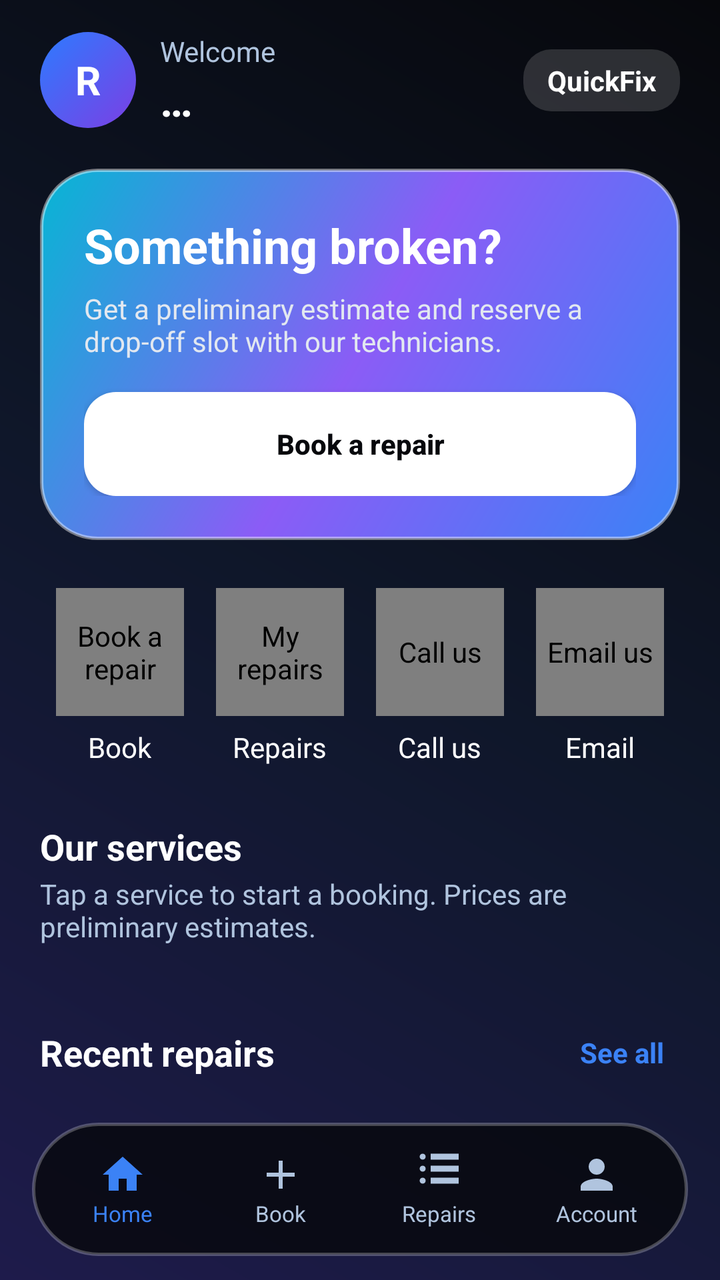
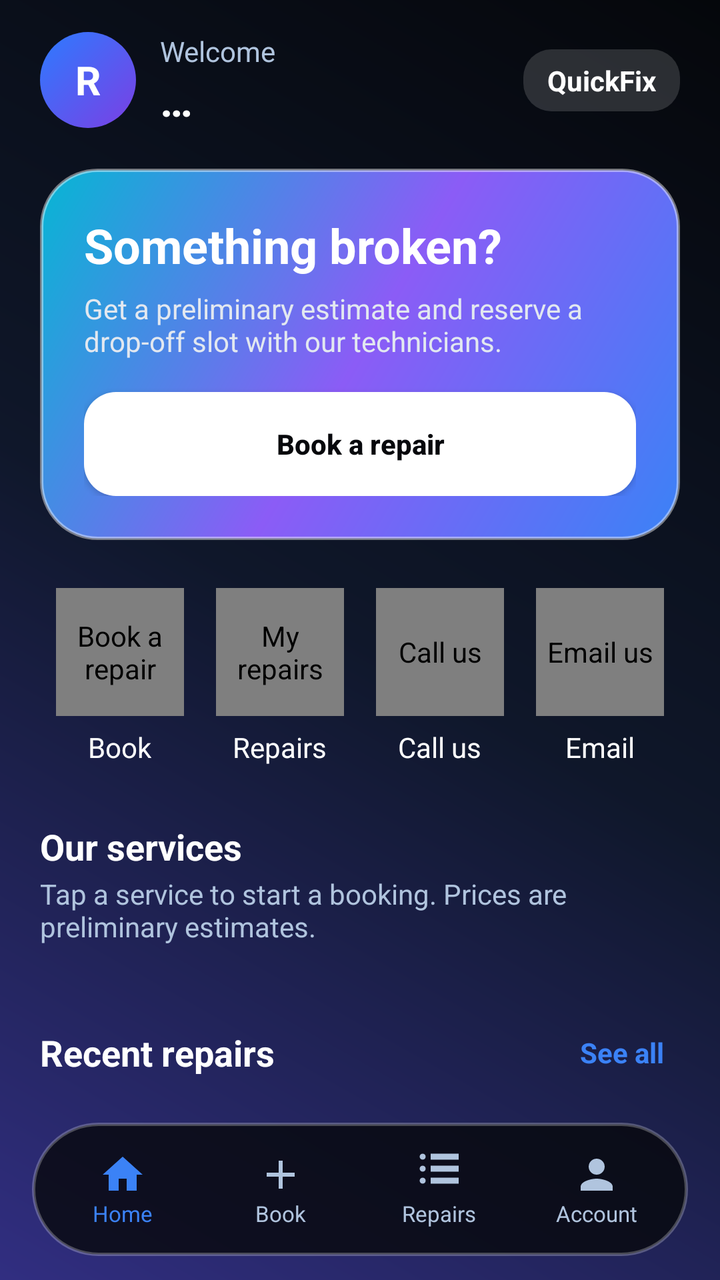

An Android layout rendered at two revisions. The XML below is the earlier revision; the diff shows what the commit changed to produce the second picture.
<!-- AndroidManifest.xml: application theme Theme.RepairMate -->
<!-- res/layout/activity_dashboard.xml -->
<?xml version="1.0" encoding="utf-8"?>
<LinearLayout xmlns:android="http://schemas.android.com/apk/res/android"
    xmlns:app="http://schemas.android.com/apk/res-auto"
    android:layout_width="match_parent" android:layout_height="match_parent"
    android:orientation="vertical" android:fitsSystemWindows="true">

    <ScrollView android:id="@+id/scrollView" android:layout_width="match_parent" android:layout_height="0dp" android:layout_weight="1"
        android:scrollbars="none" android:overScrollMode="never">
        <LinearLayout android:layout_width="match_parent" android:layout_height="wrap_content"
            android:orientation="vertical" android:paddingHorizontal="20dp" android:paddingTop="16dp" android:paddingBottom="24dp">

            
            <LinearLayout android:layout_width="match_parent" android:layout_height="wrap_content"
                android:orientation="horizontal" android:gravity="center_vertical">
                <TextView android:id="@+id/tvAvatar" android:layout_width="48dp" android:layout_height="48dp"
                    android:gravity="center" android:background="@drawable/bg_circle_grad" android:text="R"
                    android:textColor="@color/qf_white" android:textStyle="bold" android:textSize="20sp" />
                <LinearLayout android:layout_width="0dp" android:layout_height="wrap_content" android:layout_weight="1"
                    android:orientation="vertical" android:layout_marginStart="12dp">
                    <TextView android:id="@+id/tvGreeting" style="@style/Body" android:text="Welcome" />
                    <TextView android:id="@+id/tvName" style="@style/Heading" android:textSize="22sp" android:text="…" />
                </LinearLayout>
                <TextView style="@style/Body" android:text="QuickFix" android:textColor="@color/qf_white"
                    android:textStyle="bold" android:background="@drawable/bg_chip" android:paddingHorizontal="12dp" android:paddingVertical="6dp" />
            </LinearLayout>

            
            <FrameLayout android:layout_width="match_parent" android:layout_height="wrap_content"
                android:layout_marginTop="20dp" android:background="@drawable/bg_hero" android:padding="22dp">

                <LinearLayout android:id="@+id/cardActive" android:layout_width="match_parent" android:layout_height="wrap_content"
                    android:orientation="vertical" android:visibility="gone">
                    <TextView style="@style/Body" android:text="ACTIVE REPAIR" android:textColor="@color/qf_text2"
                        android:textSize="12sp" android:letterSpacing="0.12" android:textStyle="bold" />
                    <TextView android:id="@+id/tvHeroTicket" style="@style/Heading" android:textSize="24sp" android:layout_marginTop="4dp" />
                    <TextView android:id="@+id/tvHeroDevice" style="@style/Body" android:textColor="@color/qf_text2" android:layout_marginTop="2dp" />
                    <TextView android:id="@+id/tvHeroStatus" style="@style/Body" android:textColor="@color/qf_white" android:textStyle="bold"
                        android:background="@drawable/bg_chip" android:paddingHorizontal="12dp" android:paddingVertical="6dp" android:layout_marginTop="14dp" />
                    <com.google.android.material.progressindicator.LinearProgressIndicator android:id="@+id/heroProgress"
                        android:layout_width="match_parent" android:layout_height="wrap_content" android:layout_marginTop="16dp"
                        app:trackThickness="8dp" app:trackCornerRadius="4dp" app:trackColor="#40FFFFFF" app:indicatorColor="@color/qf_white" />
                    <TextView android:id="@+id/tvHeroStep" style="@style/Body" android:textColor="@color/qf_text2" android:layout_marginTop="8dp" />
                    <Button android:id="@+id/btnHeroTrack" android:layout_width="match_parent" android:layout_height="52dp"
                        android:layout_marginTop="16dp" android:text="Track repair" android:background="@drawable/bg_pill_light"
                        app:backgroundTint="@null" android:textColor="@color/qf_black" android:textAllCaps="false" android:textStyle="bold" />
                </LinearLayout>

                <LinearLayout android:id="@+id/cardEmpty" android:layout_width="match_parent" android:layout_height="wrap_content"
                    android:orientation="vertical">
                    <TextView style="@style/Heading" android:text="Something broken?" android:textSize="24sp" />
                    <TextView style="@style/Body" android:textColor="@color/qf_text2" android:layout_marginTop="6dp"
                        android:text="Get a preliminary estimate and reserve a drop-off slot with our technicians." />
                    <Button android:id="@+id/btnHeroBook" android:layout_width="match_parent" android:layout_height="52dp"
                        android:layout_marginTop="16dp" android:text="Book a repair" android:background="@drawable/bg_pill_light"
                        app:backgroundTint="@null" android:textColor="@color/qf_black" android:textAllCaps="false" android:textStyle="bold" />
                </LinearLayout>
            </FrameLayout>

            
            <LinearLayout android:layout_width="match_parent" android:layout_height="wrap_content"
                android:orientation="horizontal" android:weightSum="4" android:layout_marginTop="24dp">
                <LinearLayout android:layout_width="0dp" android:layout_height="wrap_content" android:layout_weight="1"
                    android:orientation="vertical" android:gravity="center">
                    <com.example.therepairmate.ui.GlassIconView android:id="@+id/iconBook" android:layout_width="64dp" android:layout_height="64dp"
                        android:contentDescription="Book a repair" app:glassIcon="@drawable/ic_add" app:glassTint="#2D7BFF" />
                    <TextView style="@style/Body" android:text="Book" android:textColor="@color/qf_white" android:layout_marginTop="6dp" />
                </LinearLayout>
                <LinearLayout android:layout_width="0dp" android:layout_height="wrap_content" android:layout_weight="1"
                    android:orientation="vertical" android:gravity="center">
                    <com.example.therepairmate.ui.GlassIconView android:id="@+id/iconRepairs" android:layout_width="64dp" android:layout_height="64dp"
                        android:contentDescription="My repairs" app:glassIcon="@drawable/ic_list" app:glassTint="#7B3FE4" />
                    <TextView style="@style/Body" android:text="Repairs" android:textColor="@color/qf_white" android:layout_marginTop="6dp" />
                </LinearLayout>
                <LinearLayout android:layout_width="0dp" android:layout_height="wrap_content" android:layout_weight="1"
                    android:orientation="vertical" android:gravity="center">
                    <com.example.therepairmate.ui.GlassIconView android:id="@+id/iconCall" android:layout_width="64dp" android:layout_height="64dp"
                        android:contentDescription="Call us" app:glassIcon="@drawable/ic_phone" app:glassTint="#2D7BFF" />
                    <TextView style="@style/Body" android:text="Call us" android:textColor="@color/qf_white" android:layout_marginTop="6dp" />
                </LinearLayout>
                <LinearLayout android:layout_width="0dp" android:layout_height="wrap_content" android:layout_weight="1"
                    android:orientation="vertical" android:gravity="center">
                    <com.example.therepairmate.ui.GlassIconView android:id="@+id/iconMail" android:layout_width="64dp" android:layout_height="64dp"
                        android:contentDescription="Email us" app:glassIcon="@drawable/ic_mail" app:glassTint="#7B3FE4" />
                    <TextView style="@style/Body" android:text="Email" android:textColor="@color/qf_white" android:layout_marginTop="6dp" />
                </LinearLayout>
            </LinearLayout>

            
            <TextView style="@style/SectionTitle" android:text="Our services" android:layout_marginTop="28dp" />
            <TextView style="@style/Body" android:text="Tap a service to start a booking. Prices are preliminary estimates." android:layout_marginTop="2dp" />
            <HorizontalScrollView android:layout_width="match_parent" android:layout_height="wrap_content"
                android:scrollbars="none" android:layout_marginTop="12dp" android:overScrollMode="never">
                <LinearLayout android:id="@+id/servicesRow" android:layout_width="wrap_content" android:layout_height="wrap_content"
                    android:orientation="horizontal" />
            </HorizontalScrollView>

            
            <LinearLayout android:layout_width="match_parent" android:layout_height="wrap_content"
                android:orientation="horizontal" android:gravity="center_vertical" android:layout_marginTop="24dp">
                <TextView style="@style/SectionTitle" android:layout_width="0dp" android:layout_weight="1" android:text="Recent repairs" />
                <TextView android:id="@+id/tvSeeAll" style="@style/Body" android:text="See all" android:textColor="@color/qf_blue"
                    android:textStyle="bold" android:padding="8dp" />
            </LinearLayout>
            <LinearLayout android:id="@+id/recentList" android:layout_width="match_parent" android:layout_height="wrap_content"
                android:orientation="vertical" android:layout_marginTop="8dp" />
            <TextView android:id="@+id/tvNoRecent" style="@style/Body" android:text="No repairs yet. Book your first one above."
                android:visibility="gone" />

            
            <TextView style="@style/SectionTitle" android:text="How it works" android:layout_marginTop="24dp" />
            <LinearLayout android:layout_width="match_parent" android:layout_height="wrap_content"
                android:orientation="vertical" android:padding="18dp" android:layout_marginTop="10dp" android:background="@drawable/bg_glass_card">
                <TextView style="@style/Body" android:textColor="@color/qf_white" android:textStyle="bold" android:text="1 · Describe the problem" />
                <TextView style="@style/Body" android:text="Pick your device and issue to see a preliminary estimate." android:layout_marginBottom="12dp" />
                <TextView style="@style/Body" android:textColor="@color/qf_white" android:textStyle="bold" android:text="2 · Choose a time slot" />
                <TextView style="@style/Body" android:text="Reserve a weekday drop-off that suits you." android:layout_marginBottom="12dp" />
                <TextView style="@style/Body" android:textColor="@color/qf_white" android:textStyle="bold" android:text="3 · Track it live" />
                <TextView style="@style/Body" android:text="Follow every stage of your repair from your phone." />
            </LinearLayout>

            
            <LinearLayout android:layout_width="match_parent" android:layout_height="wrap_content"
                android:orientation="vertical" android:padding="18dp" android:layout_marginTop="16dp" android:background="@drawable/bg_glass_card">
                <TextView style="@style/SectionTitle" android:text="Need help?" />
                <TextView style="@style/Body" android:text="Store hours: Mon–Fri · 09:00–17:00" android:layout_marginTop="4dp" />
                <LinearLayout android:layout_width="match_parent" android:layout_height="wrap_content"
                    android:orientation="horizontal" android:layout_marginTop="14dp" android:weightSum="3">
                    <Button android:id="@+id/btnCall" android:layout_width="0dp" android:layout_weight="1" android:layout_height="52dp"
                        android:layout_marginEnd="4dp" android:text="Call" android:background="@drawable/bg_button"
                        app:backgroundTint="@null" android:textColor="@color/qf_white" android:textAllCaps="false" />
                    <Button android:id="@+id/btnWhatsapp" android:layout_width="0dp" android:layout_weight="1" android:layout_height="52dp"
                        android:layout_marginHorizontal="4dp" android:text="WhatsApp" android:background="@drawable/bg_button"
                        app:backgroundTint="@null" android:textColor="@color/qf_white" android:textAllCaps="false" />
                    <Button android:id="@+id/btnMail" android:layout_width="0dp" android:layout_weight="1" android:layout_height="52dp"
                        android:layout_marginStart="4dp" android:text="Email" android:background="@drawable/bg_chip"
                        app:backgroundTint="@null" android:textColor="@color/qf_white" android:textAllCaps="false" />
                </LinearLayout>
            </LinearLayout>

            <TextView style="@style/Body" android:text="The Repairmate · a QuickFix Tech Solutions product"
                android:layout_gravity="center_horizontal" android:layout_marginTop="24dp" android:textSize="12sp" />
        </LinearLayout>
    </ScrollView>

    
    <LinearLayout android:layout_width="match_parent" android:layout_height="wrap_content"
        android:orientation="horizontal" android:weightSum="4" android:padding="6dp"
        android:layout_marginHorizontal="16dp" android:layout_marginBottom="12dp" android:background="@drawable/bg_nav">
        <LinearLayout android:id="@+id/navHome" android:layout_width="0dp" android:layout_weight="1" android:layout_height="wrap_content"
            android:orientation="vertical" android:gravity="center" android:padding="8dp" android:clickable="true" android:focusable="true">
            <ImageView android:layout_width="24dp" android:layout_height="24dp" android:src="@drawable/ic_home"
                app:tint="@color/qf_blue" android:importantForAccessibility="no" />
            <TextView style="@style/Body" android:text="Home" android:textSize="11sp" android:textColor="@color/qf_blue" />
        </LinearLayout>
        <LinearLayout android:id="@+id/navBook" android:layout_width="0dp" android:layout_weight="1" android:layout_height="wrap_content"
            android:orientation="vertical" android:gravity="center" android:padding="8dp" android:clickable="true" android:focusable="true">
            <ImageView android:layout_width="24dp" android:layout_height="24dp" android:src="@drawable/ic_add"
                app:tint="@color/qf_muted" android:importantForAccessibility="no" />
            <TextView style="@style/Body" android:text="Book" android:textSize="11sp" />
        </LinearLayout>
        <LinearLayout android:id="@+id/navRepairs" android:layout_width="0dp" android:layout_weight="1" android:layout_height="wrap_content"
            android:orientation="vertical" android:gravity="center" android:padding="8dp" android:clickable="true" android:focusable="true">
            <ImageView android:layout_width="24dp" android:layout_height="24dp" android:src="@drawable/ic_list"
                app:tint="@color/qf_muted" android:importantForAccessibility="no" />
            <TextView style="@style/Body" android:text="Repairs" android:textSize="11sp" />
        </LinearLayout>
        <LinearLayout android:id="@+id/navAccount" android:layout_width="0dp" android:layout_weight="1" android:layout_height="wrap_content"
            android:orientation="vertical" android:gravity="center" android:padding="8dp" android:clickable="true" android:focusable="true">
            <ImageView android:layout_width="24dp" android:layout_height="24dp" android:src="@drawable/ic_person"
                app:tint="@color/qf_muted" android:importantForAccessibility="no" />
            <TextView style="@style/Body" android:text="Account" android:textSize="11sp" />
        </LinearLayout>
    </LinearLayout>
</LinearLayout>
<!-- resources referenced by this layout -->
<resources>
  <color name="qf_black">#07080C</color>
  <color name="qf_blue">#3B82F6</color>
  <color name="qf_muted">#B0C4DE</color>
  <color name="qf_text2">#E2E8F0</color>
  <color name="qf_white">#FFFFFF</color>
  <!-- drawable bg_button (drawable) -->
  <shape xmlns:android="http://schemas.android.com/apk/res/android">
      <gradient android:angle="45"
          android:startColor="#3B82F6"
          android:endColor="#8B5CF6" />
      <stroke android:width="1dp" android:color="#60FFFFFF" />
      <corners android:radius="18dp" />
  </shape>
  <!-- drawable bg_chip (drawable) -->
  <shape xmlns:android="http://schemas.android.com/apk/res/android">
      <solid android:color="#26FFFFFF" />
      <corners android:radius="14dp" />
  </shape>
  <!-- drawable bg_circle_grad (drawable) -->
  <shape xmlns:android="http://schemas.android.com/apk/res/android" android:shape="oval">
      <gradient android:angle="315" android:startColor="#2D7BFF" android:endColor="#7B3FE4" />
  </shape>
  <!-- drawable bg_glass_card (drawable) -->
  <shape xmlns:android="http://schemas.android.com/apk/res/android">
      <solid android:color="#1AFFFFFF" />
      <stroke android:width="1.5dp" android:color="#50FFFFFF" />
      <corners android:radius="24dp" />
  </shape>
  <!-- drawable bg_nav (drawable) -->
  <shape xmlns:android="http://schemas.android.com/apk/res/android">
      <solid android:color="#CC07080C" />
      <stroke android:width="1.5dp" android:color="#40FFFFFF" />
      <corners android:radius="36dp" />
  </shape>
  <!-- drawable bg_pill_light (drawable) -->
  <shape xmlns:android="http://schemas.android.com/apk/res/android">
      <solid android:color="#FFFFFF" />
      <corners android:radius="16dp" />
  </shape>
  <!-- drawable ic_add (drawable) -->
  <vector xmlns:android="http://schemas.android.com/apk/res/android"
      android:width="24dp" android:height="24dp"
      android:viewportWidth="24" android:viewportHeight="24"
      android:tint="#FFFFFF">
      <path android:fillColor="#FFFFFF"
          android:pathData="M19,13h-6v6h-2v-6H5v-2h6V5h2v6h6v2z" />
  </vector>
  <!-- drawable ic_home (drawable) -->
  <vector xmlns:android="http://schemas.android.com/apk/res/android"
      android:width="24dp" android:height="24dp"
      android:viewportWidth="24" android:viewportHeight="24"
      android:tint="#FFFFFF">
      <path android:fillColor="#FFFFFF"
          android:pathData="M12,3L2,12h3v8h5v-6h4v6h5v-8h3L12,3z" />
  </vector>
  <style name="Body">
          <item name="android:layout_width">wrap_content</item>
          <item name="android:layout_height">wrap_content</item>
          <item name="android:textColor">@color/qf_muted</item>
          <item name="android:textSize">14sp</item>
          <item name="android:windowAnimationStyle">@style/WindowAnim</item>
      </style>
  <style name="Heading">
          <item name="android:layout_width">wrap_content</item>
          <item name="android:layout_height">wrap_content</item>
          <item name="android:textColor">@color/qf_white</item>
          <item name="android:textSize">26sp</item>
          <item name="android:textStyle">bold</item>
      </style>
  <style name="SectionTitle">
          <item name="android:layout_width">wrap_content</item>
          <item name="android:layout_height">wrap_content</item>
          <item name="android:textColor">@color/qf_white</item>
          <item name="android:textSize">18sp</item>
          <item name="android:textStyle">bold</item>
      </style>
  <color name="qf_purple">#8B5CF6</color>
  <color name="qf_cyan">#06B6D4</color>
  <!-- drawable bg_app (drawable) -->
  <shape xmlns:android="http://schemas.android.com/apk/res/android">
      <gradient android:angle="225" android:type="linear"
          android:startColor="#07080C"
          android:centerColor="#0F172A"
          android:endColor="#1E1B4B" />
  </shape>
  <!-- unchanged entries left out for length: 7 -->
</resources>

<!-- the commit's change to res/layout/activity_dashboard.xml (unified diff, before → after) -->
@@ -118,6 +118,10 @@
                 <TextView style="@style/Body" android:text="Follow every stage of your repair from your phone." />
             </LinearLayout>
 
+            <Button android:id="@+id/btnPhoneSpecs" android:layout_width="match_parent" android:layout_height="52dp"
+                android:layout_marginTop="16dp" android:text="Phone Specifications Explorer" android:background="@drawable/bg_glass_card"
+                app:backgroundTint="@null" android:textColor="@color/qf_white" android:textAllCaps="false" android:textStyle="bold" />
+
             
             <LinearLayout android:layout_width="match_parent" android:layout_height="wrap_content"
                 android:orientation="vertical" android:padding="18dp" android:layout_marginTop="16dp" android:background="@drawable/bg_glass_card">
<!-- resource entries referenced after the edit -->
@@ -81,9 +81,9 @@
   <!-- drawable bg_app (drawable) -->
   <shape xmlns:android="http://schemas.android.com/apk/res/android">
       <gradient android:angle="225" android:type="linear"
-          android:startColor="#07080C"
+          android:startColor="#05070B"
           android:centerColor="#0F172A"
-          android:endColor="#1E1B4B" />
+          android:endColor="#312E81" />
   </shape>
   <!-- unchanged entries left out for length: 7 -->
 </resources>
